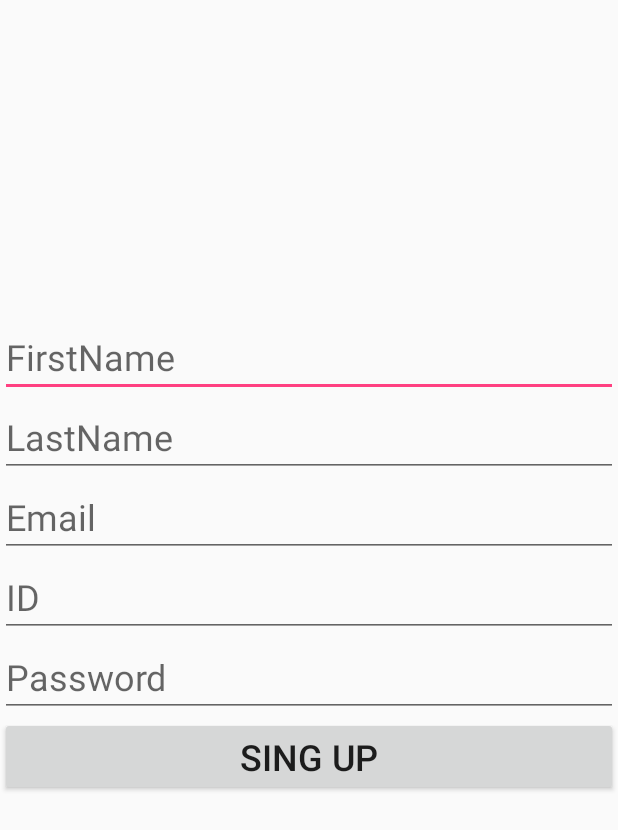
After one commit to comets2016/Foodie-Ninja, an Android app: the SignUpActivity screen opened directly, with no data from a screen before it, on a phone screen of 412 x 824 dp. The commit adds this screen. Shown: the top 830 px of the screen. Run offline under Robolectric (Android 15) with nearby library versions, the phone set to English and light mode, and no system bars.

Commit message:
More changes for login and sign up

```diff
--- a/app/src/main/AndroidManifest.xml
+++ b/app/src/main/AndroidManifest.xml
@@ -46,5 +46,9 @@
             android:name=".MenuActivity"
             android:label="@string/title_activity_payment"
             android:theme="@style/AppTheme.NoActionBar"></activity>
+        <activity
+            android:name=".SignUpActivity"
+            android:label="@string/title_activity_payment"
+            android:theme="@style/AppTheme.NoActionBar"></activity>
     </application>
 </manifest>
--- /dev/null
+++ b/app/src/main/java/com/example/bxt140930/foodieninja/SignUpActivity.java
@@ -0,0 +1,105 @@
+package com.example.bxt140930.foodieninja;
+
+import android.app.ProgressDialog;
+import android.os.Bundle;
+import android.support.v7.app.AppCompatActivity;
+import android.util.Log;
+import android.view.View;
+import android.widget.Button;
+import android.widget.EditText;
+
+/**
+ * Created by jxj050100 on 11/15/2016.
+ */
+
+public class SignUpActivity extends AppCompatActivity {
+
+    Button _signupButton;
+    EditText firstNameText;
+    EditText lastNameText;
+    EditText emailText;
+    EditText idText;
+    EditText passwordText;
+
+    @Override
+    public void onCreate(Bundle savedInstanceState) {
+        super.onCreate(savedInstanceState);
+        setContentView(R.layout.activity_signup);
+
+        _signupButton = (Button) findViewById(R.id.BTNSignUp);
+        _signupButton.setOnClickListener(new View.OnClickListener() {
+            @Override
+            public void onClick(View v) {
+                signup();
+            }
+        });
+    }
+    public void signup() {
+//        Log.d(TAG, "Signup");
+
+        _signupButton.setEnabled(false);
+
+//        final ProgressDialog progressDialog = new ProgressDialog(SignupActivity.this,
+//                R.style.AppTheme_Dark_Dialog);
+//        progressDialog.setIndeterminate(true);
+//        progressDialog.setMessage("Creating Account...");
+//        progressDialog.show();
+
+        String firstName = firstNameText.getText().toString();
+        String lastName = lastNameText.getText().toString();
+        String email = emailText.getText().toString();
+        String id = idText.getText().toString();
+        String password = passwordText.getText().toString();
+
+        if (!validate(firstName, lastName, email, id, password)) {
+//            onSignupFailed();
+            return;
+        }
+        // TODO: Implement your own signup logic here.
+
+//        new android.os.Handler().postDelayed(
+//                new Runnable() {
+//                    public void run() {
+//                         On complete call either onSignupSuccess or onSignupFailed
+//                         depending on success
+//                        onSignupSuccess();
+//                         onSignupFailed();
+//                        progressDialog.dismiss();
+//                    }
+//                }, 3000);
+    }
+    public boolean validate(String firstName, String lastName, String email, String id, String password) {
+        boolean valid = true;
+
+        // todo more error checking here
+        if (firstName.isEmpty()) {
+            firstNameText.setError("cannot be empty");
+            valid = false;
+        }
+
+        if (lastName.isEmpty()){
+            lastNameText.setError("cannot be empty");
+            valid = false;
+        }
+
+        if (email.isEmpty() || !android.util.Patterns.EMAIL_ADDRESS.matcher(email).matches()) {
+            emailText.setError("enter a valid email address");
+            valid = false;
+        }
+
+        if (id.isEmpty() || id.length() < 4 ) {
+            idText.setError("id must be longer than 4 characters");
+            valid = false;
+        } else {
+            idText.setError(null);
+        }
+
+        if (password.isEmpty() || password.length() < 4 || password.length() > 10) {
+            passwordText.setError("between 4 and 10 alphanumeric characters");
+            valid = false;
+        } else {
+            passwordText.setError(null);
+        }
+        return valid;
+    }
+}
--- /dev/null
+++ b/app/src/main/res/layout/activity_signup.xml
@@ -0,0 +1,77 @@
+<?xml version="1.0" encoding="utf-8"?>
+<LinearLayout xmlns:android="http://schemas.android.com/apk/res/android"
+    xmlns:tools="http://schemas.android.com/tools"
+    android:orientation="vertical" android:layout_width="match_parent"
+    android:layout_height="match_parent"
+    android:weightSum="1"
+    android:id="@+id/SignUpActivity">
+
+    <TextView
+        android:layout_width="match_parent"
+        android:layout_height="0dp"
+        android:id="@+id/textView"
+        android:layout_weight="0.42"
+        android:fontFamily="sans-serif"
+        tools:text="SignUp"
+        android:textSize="30sp"
+        android:textAlignment="center" />
+
+    <EditText
+        android:layout_width="match_parent"
+        android:layout_height="wrap_content"
+        android:inputType="textPersonName"
+        android:ems="10"
+        android:id="@+id/ETFirstName"
+        android:fontFamily="sans-serif"
+        android:textSize="24sp"
+        android:allowUndo="true"
+        android:hint="FirstName" />
+
+    <EditText
+        android:layout_width="match_parent"
+        android:layout_height="wrap_content"
+        android:inputType="textPersonName"
+        android:ems="10"
+        android:id="@+id/ETLastName"
+        android:fontFamily="sans-serif"
+        android:textSize="24sp"
+        android:hint="LastName" />
+
+    <EditText
+        android:layout_width="match_parent"
+        android:layout_height="wrap_content"
+        android:inputType="textPersonName"
+        android:ems="10"
+        android:id="@+id/ETEmail"
+        android:fontFamily="sans-serif"
+        android:textSize="24sp"
+        android:hapticFeedbackEnabled="true"
+        android:hint="Email" />
+
+    <EditText
+        android:layout_width="match_parent"
+        android:layout_height="wrap_content"
+        android:inputType="textPersonName"
+        android:ems="10"
+        android:id="@+id/ETId"
+        android:fontFamily="sans-serif"
+        android:textSize="24sp"
+        android:hint="ID" />
+
+    <EditText
+        android:layout_width="match_parent"
+        android:layout_height="wrap_content"
+        android:inputType="textPersonName"
+        android:ems="10"
+        android:id="@+id/ETPassword"
+        android:fontFamily="sans-serif"
+        android:textSize="24sp"
+        android:hint="Password" />
+
+    <Button
+        android:text="Sing Up"
+        android:layout_width="match_parent"
+        android:layout_height="wrap_content"
+        android:id="@+id/BTNSignUp"
+        android:textSize="24sp" />
+</LinearLayout>
```
Also changed, not shown: app/src/main/java/com/example/bxt140930/foodieninja/Credential.java (added, +38 -0 lines), app/src/main/java/com/example/bxt140930/foodieninja/LoginActivity.java (+32 -12 lines), app/src/main/java/com/example/bxt140930/foodieninja/SQLiteJDBCforCredential.java (+103 -55 lines), app/src/main/res/layout/activity_login.xml (+18 -11 lines), app/src/main/res/drawable/logoicon.jpg (added).
